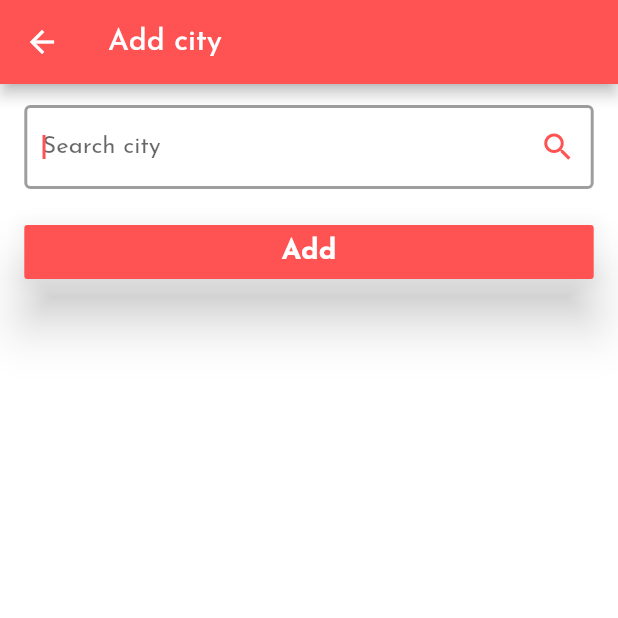
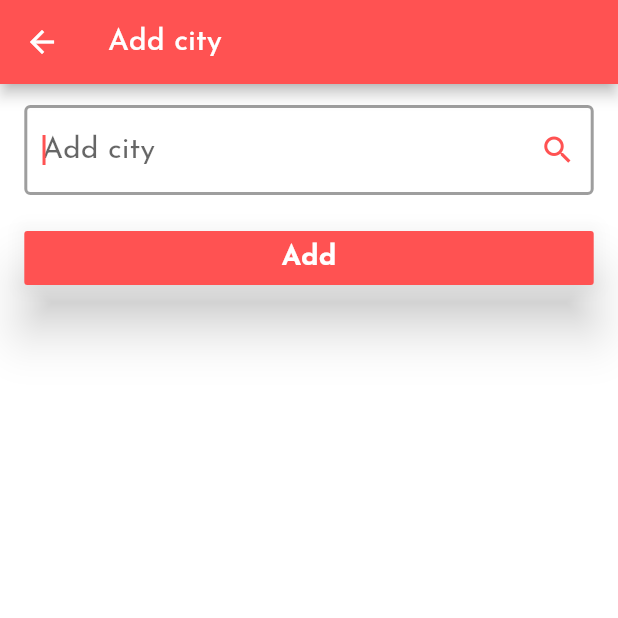
Before and after one commit to hadimir22/weather-app, a Flutter app: the AddCities screen opened by its route, on a phone screen of 412 x 824 dp, the top half of it. Run offline on Flutter 3.47's test engine with Material 2 defaults, Android fonts, the phone set to English and light mode, and no system bars; our stand-ins replace carousel_slider, google_fonts, shared_preferences; accounts and stored records are empty.

Commit message:
feat: duplicate city entry handled

```diff
--- a/lib/ui/add_cities.dart
+++ b/lib/ui/add_cities.dart
@@ -18,7 +18,6 @@ class _AddCitiesState extends State<AddCities> {
     SharedPreferences prefs = await SharedPreferences.getInstance();
     if (city != null && city.isNotEmpty) {
       storedCities = await _loadSavedCities();
-      print('stored $storedCities');
       if (storedCities == null) {
         //first time input
         selectedCities.add(city);
@@ -35,6 +34,7 @@ class _AddCitiesState extends State<AddCities> {
       }
     } else {
       print("city is null");
+      showSnackBar("city can't be empty");
     }
   }
 
@@ -85,7 +85,7 @@ class _AddCitiesState extends State<AddCities> {
                       icon: Icon(Icons.search, color: Colors.redAccent),
                       onPressed: () => _cityFieldController.clear(),
                     ),
-                    hintText: 'Search city',
+                    hintText: 'Add city',
                     hintStyle: hintStyle(),
                     border: OutlineInputBorder(),
                     focusedBorder: OutlineInputBorder(
@@ -107,7 +107,7 @@ class _AddCitiesState extends State<AddCities> {
                         disabledColor: Colors.grey,
                         elevation: 15.0,
                         onPressed: () {
-                          _saveCities(_cityFieldController.text);
+                          _saveCities(_cityFieldController.text.toLowerCase());
                         },
                         color: Colors.redAccent,
                         textColor: Colors.white70,
@@ -128,8 +128,10 @@ class _AddCitiesState extends State<AddCities> {
 
 TextStyle inputStyle() {
   return GoogleFonts.josefinSans(
-      textStyle:
-          TextStyle(color: Colors.redAccent, fontStyle: FontStyle.normal));
+      textStyle: TextStyle(
+          color: Colors.redAccent,
+          fontStyle: FontStyle.normal,
+          fontSize: 20.0));
 }
 
 TextStyle screenName() {
```
